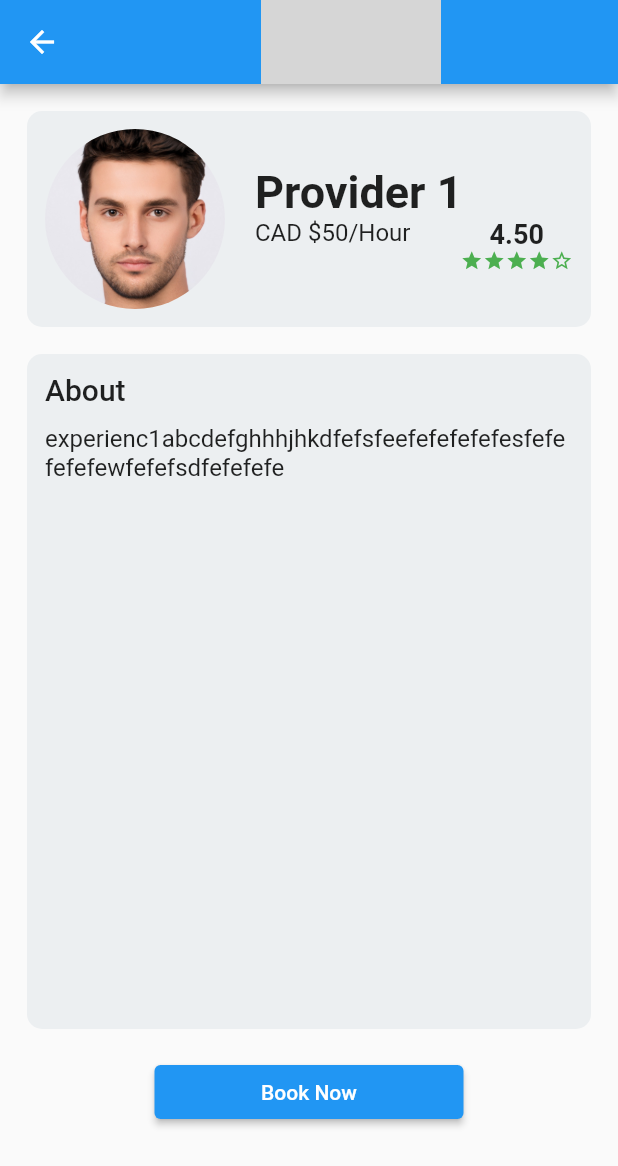
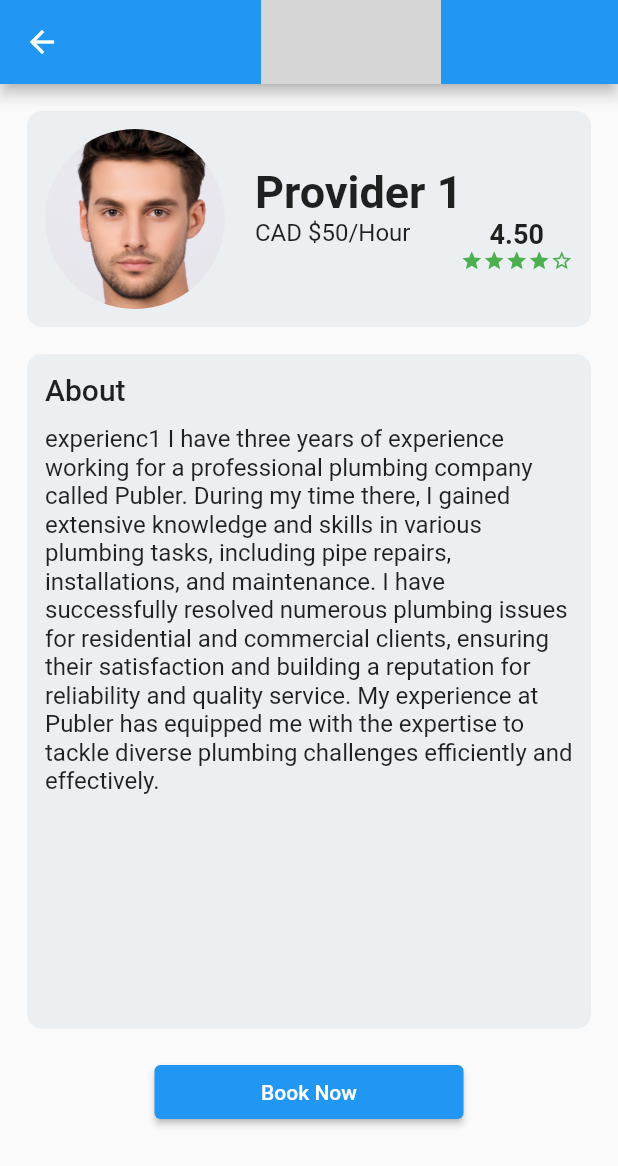
Before and after one commit to zongyanggong/home-service-mobile, a Flutter app: the ProviderList screen opened directly with empty values, after a tap on "Provider 1", on a phone screen of 412 x 824 dp. Shown: the top 1166 px of the screen. Run offline on Flutter 3.47's test engine with Material 2 defaults, Android fonts, the phone set to English and light mode, and no system bars; our stand-ins replace cloud_firestore, firebase_auth, firebase_core, font_awesome_flutter, google_sign_in; accounts and stored records are empty; grey boxes are pictures that could not be loaded.

Commit message:
Ignore reminder words

```diff
--- a/user/lib/account/account.dart
+++ b/user/lib/account/account.dart
@@ -1,5 +1,6 @@
+// ignore_for_file: unused_import, unused_element
+
 import 'dart:math';
-
 import 'package:flutter/material.dart';
 import 'package:provider/provider.dart';
 import 'package:user/profile/profile.dart';
--- a/user/lib/categories/provider_book.dart
+++ b/user/lib/categories/provider_book.dart
@@ -1,3 +1,5 @@
+// ignore_for_file: unused_import, must_be_immutable, prefer_final_fields, unused_field, no_leading_underscores_for_local_identifiers, use_build_context_synchronously
+
 import 'package:flutter/material.dart';
 import 'package:intl/intl.dart';
 import 'package:provider/provider.dart';
@@ -112,7 +114,7 @@ class _ProviderBookScreenState extends State<ProviderBookScreen> {
                         )),
                       ],
                     ),
-                    InputField(
+                    const InputField(
                       title: "Full Address",
                       hint: "Please input address",
                     ),
--- a/user/lib/categories/provider_detail.dart
+++ b/user/lib/categories/provider_detail.dart
@@ -1,3 +1,4 @@
+// ignore_for_file: unused_import
 import 'package:flutter/material.dart';
 import 'package:user/categories/provider_book.dart';
 import 'package:user/service/appbar_titles.dart';
--- a/user/lib/categories/provider_list.dart
+++ b/user/lib/categories/provider_list.dart
@@ -1,3 +1,5 @@
+// ignore_for_file: unused_import, must_be_immutable
+
 import 'package:flutter/material.dart';
 import 'package:user/categories/provider_detail.dart';
 import 'package:user/service/appbar_titles.dart';
@@ -17,14 +19,14 @@ class ProviderList extends StatelessWidget {
       ..imgPath = 'assets/images/face1.jpg'
       ..price = 50
       ..score = 4.5
-    ..description="experienc1abcdefghhhjhkdfefsfeefefefefefesfefefefefewfefefsdfefefefe",
+    ..description="experienc1 I have three years of experience working for a professional plumbing company called Publer. During my time there, I gained extensive knowledge and skills in various plumbing tasks, including pipe repairs, installations, and maintenance. I have successfully resolved numerous plumbing issues for residential and commercial clients, ensuring their satisfaction and building a reputation for reliability and quality service. My experience at Publer has equipped me with the expertise to tackle diverse plumbing challenges efficiently and effectively.",
     ServiceProvider()
       ..pid = 2
       ..name = 'Provider 2'
       ..imgPath = 'assets/images/face2.jpg'
       ..price = 60
       ..score = 3.8
-      ..description="experienc2perienc1abcdefghhhjhkdfefsfeefefefefefesfefefeefefefesfefefefefewfefefsdfef",
+      ..description="experienc2 I have three years of experience in the plumbing industry, having worked for a reputable company known for its expertise in residential and commercial plumbing solutions. During my tenure, I honed my skills in diagnosing complex plumbing issues, conducting repairs, and installing new systems. My responsibilities included collaborating with clients to understand their specific needs, providing cost estimates, and ensuring timely completion of projects. This hands-on experience has equipped me with a deep understanding of plumbing systems and a knack for finding innovative solutions to various challenges.",
   ];
 
   @override
--- a/user/lib/profile/profile.dart
+++ b/user/lib/profile/profile.dart
@@ -1,4 +1,5 @@
 
+// ignore_for_file: unused_import
 import 'package:flutter/material.dart';
 import 'package:user/services/info_state.dart';
 import 'package:user/services/user_provider.dart';
--- a/user/lib/services/service_provider.dart
+++ b/user/lib/services/service_provider.dart
@@ -1,3 +1,5 @@
+// ignore_for_file: unused_import, unnecessary_getters_setters
+
 import 'package:flutter/material.dart';
 import 'package:user/services/service_category.dart';
 
```
